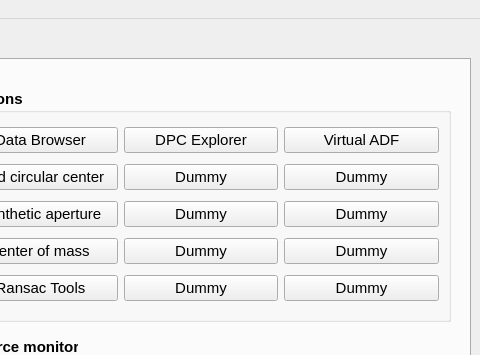
Before: the Qt Designer form fpd_explorer/res/homescreen.ui in CS26-FPD-Explorer/FPD-Explorer, drawn with Qt 5; both pictures show x 592 to 1072 and y 0 to 355 of the 1072 by 735 pixel window.
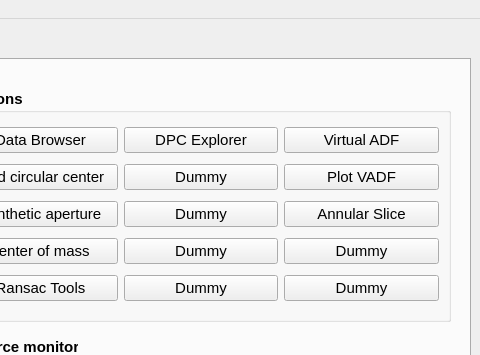
After: the same form once the commit is applied. Custom widgets are drawn as their Qt base class.

Commit message: Added Virtual Annular plot Removed debug printing Added a parameteer option to MLP canvas

What changed in the file:
```diff
--- a/fpd_explorer/res/homescreen.ui
+++ b/fpd_explorer/res/homescreen.ui
@@ -291,7 +291,7 @@
               </font>
              </property>
              <property name="text">
-              <string>Dummy</string>
+              <string>Annular Slice</string>
              </property>
              <property name="checkable">
               <bool>false</bool>
@@ -333,7 +333,7 @@
               </font>
              </property>
              <property name="text">
-              <string>Dummy</string>
+              <string>Plot VADF</string>
              </property>
              <property name="checkable">
               <bool>false</bool>
```
Left out of the diff: 34 changed lines with no effect on the pictures. The commit also changes 9 other files.
